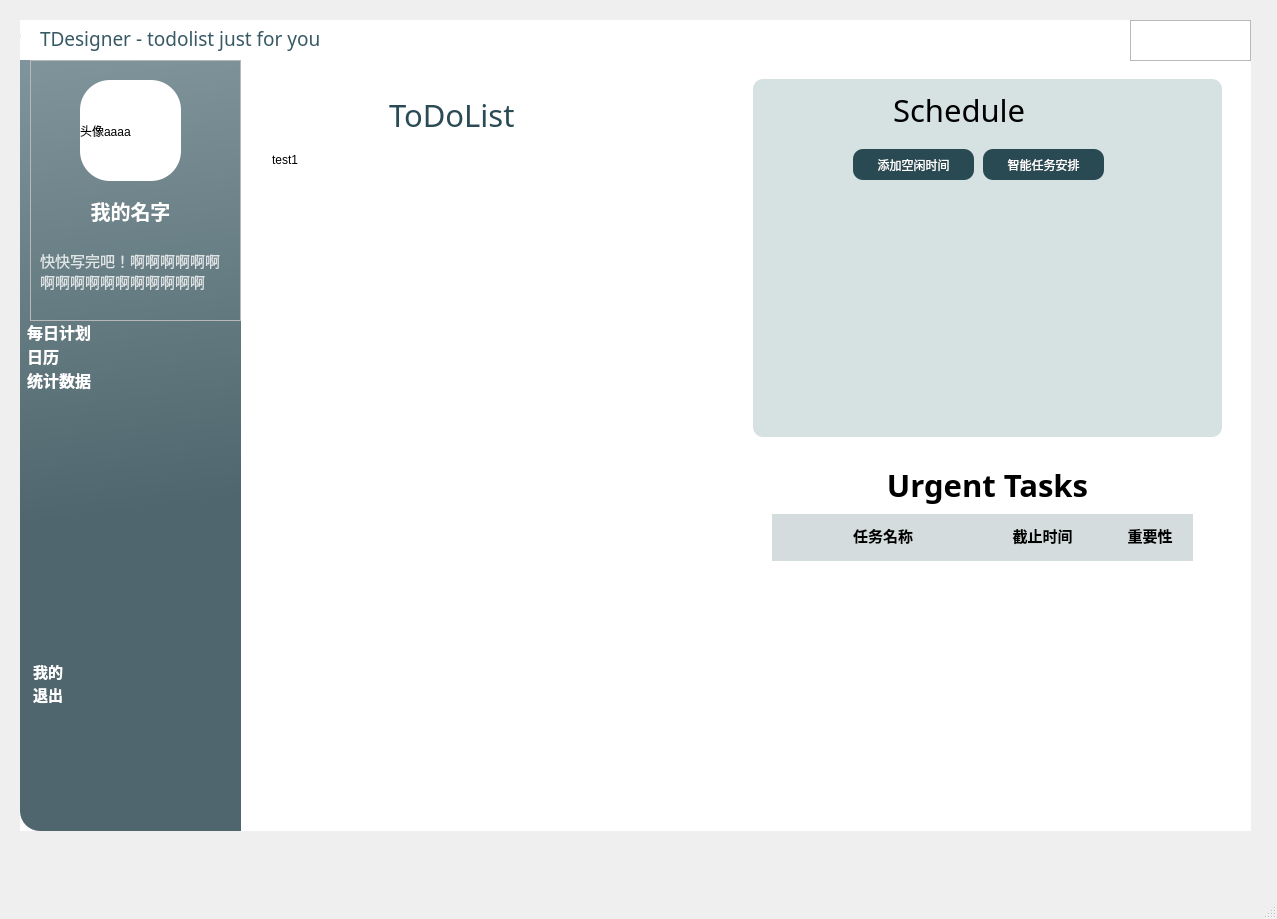
Above: frontend/main_interface.ui from AiDahanwen/BUAA_2024_Python_Project before the change. Below: the same form after it.
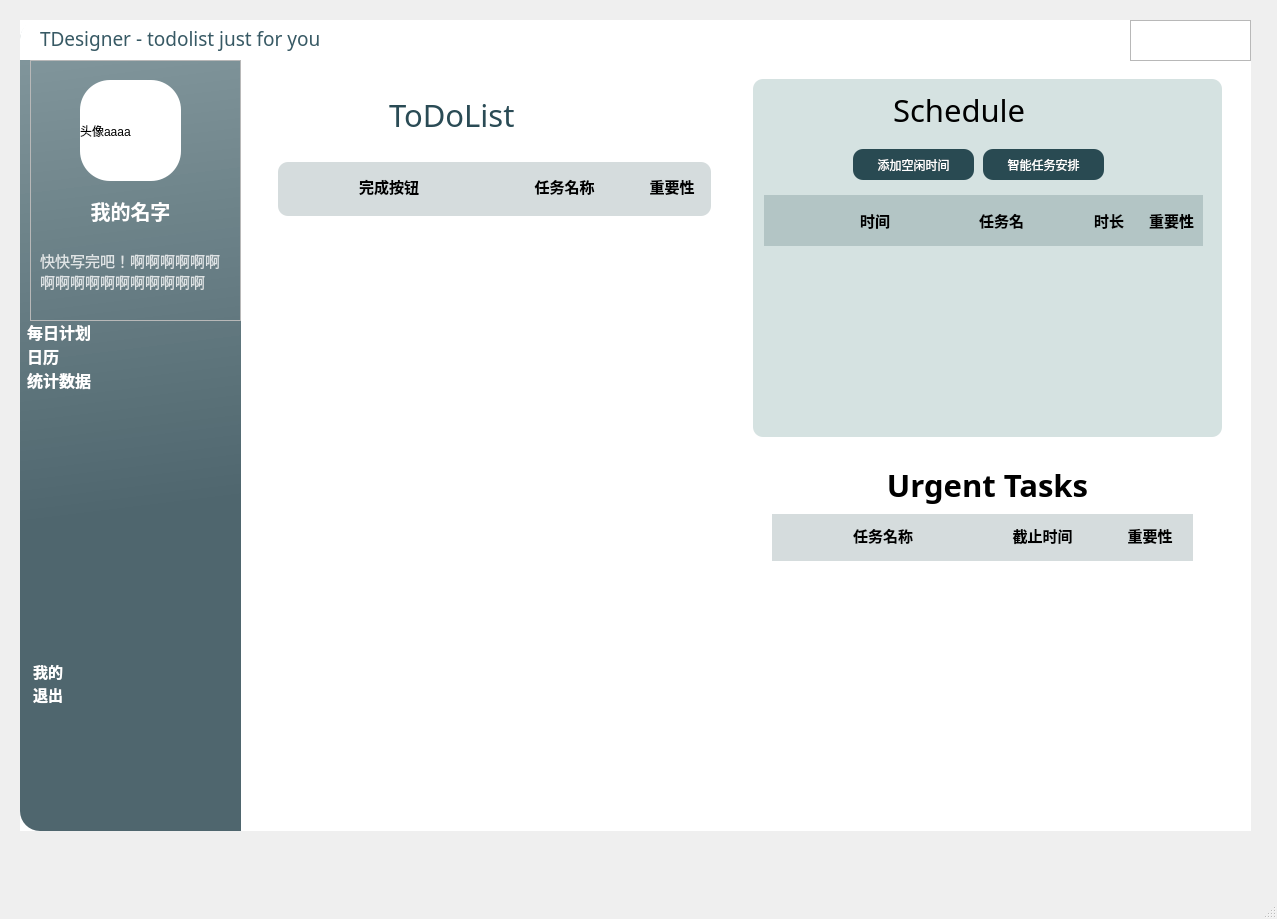
That is the form after the change. Icons and pictures are not drawn.

Commit message: frontend-add title to graph-cuzn

```diff
--- a/frontend/main_interface.ui
+++ b/frontend/main_interface.ui
@@ -339,7 +339,7 @@
                    <x>10</x>
                    <y>74</y>
                    <width>451</width>
-                   <height>621</height>
+                   <height>620</height>
                   </rect>
                  </property>
                  <property name="sizePolicy">
@@ -454,32 +454,156 @@
                      </widget>
                     </widget>
                     <widget class="QWidget" name="page_7">
-                     <layout class="QHBoxLayout" name="horizontalLayout_2">
-                      <property name="spacing">
-                       <number>0</number>
-                      </property>
-                      <property name="leftMargin">
-                       <number>0</number>
-                      </property>
-                      <property name="topMargin">
-                       <number>0</number>
-                      </property>
-                      <property name="rightMargin">
-                       <number>0</number>
-                      </property>
-                      <property name="bottomMargin">
-                       <number>0</number>
-                      </property>
+                     <layout class="QVBoxLayout" name="verticalLayout_6">
+                      <item>
+                       <widget class="QFrame" name="frame_urgent_title_2">
+                        <property name="sizePolicy">
+                         <sizepolicy hsizetype="Preferred" vsizetype="Expanding">
+                          <horstretch>0</horstretch>
+                          <verstretch>1</verstretch>
+                         </sizepolicy>
+                        </property>
+                        <property name="minimumSize">
+                         <size>
+                          <width>421</width>
+                          <height>31</height>
+                         </size>
+                        </property>
+                        <property name="styleSheet">
+                         <string notr="true">QFrame#frame_urgent_title_2{
+background-color: rgba(42, 75, 83, 50);
+}</string>
+                        </property>
+                        <widget class="QLabel" name="label_32">
+                         <property name="geometry">
+                          <rect>
+                           <x>9</x>
+                           <y>10</y>
+                           <width>204</width>
+                           <height>29</height>
+                          </rect>
+                         </property>
+                         <property name="sizePolicy">
+                          <sizepolicy hsizetype="Expanding" vsizetype="Expanding">
+                           <horstretch>3</horstretch>
+                           <verstretch>0</verstretch>
+                          </sizepolicy>
+                         </property>
+                         <property name="minimumSize">
+                          <size>
+                           <width>204</width>
+                           <height>29</height>
+                          </size>
+                         </property>
+                         <property name="maximumSize">
+                          <size>
+                           <width>204</width>
+                           <height>29</height>
+                          </size>
+                         </property>
+                         <property name="font">
+                          <font>
+                           <family>微软雅黑</family>
+                           <pointsize>11</pointsize>
+                           <weight>75</weight>
+                           <bold>true</bold>
+                          </font>
+                         </property>
+                         <property name="text">
+                          <string>完成按钮</string>
+                         </property>
+                         <property name="alignment">
+                          <set>Qt::AlignCenter</set>
+                         </property>
+                        </widget>
+                        <widget class="QLabel" name="label_33">
+                         <property name="geometry">
+                          <rect>
+                           <x>219</x>
+                           <y>9</y>
+                           <width>135</width>
+                           <height>31</height>
+                          </rect>
+                         </property>
+                         <property name="sizePolicy">
+                          <sizepolicy hsizetype="Expanding" vsizetype="Expanding">
+                           <horstretch>2</horstretch>
+                           <verstretch>0</verstretch>
+                          </sizepolicy>
+                         </property>
+                         <property name="minimumSize">
+                          <size>
+                           <width>135</width>
+                           <height>31</height>
+                          </size>
+                         </property>
+                         <property name="font">
+                          <font>
+                           <family>微软雅黑</family>
+                           <pointsize>11</pointsize>
+                           <weight>75</weight>
+                           <bold>true</bold>
+                          </font>
+                         </property>
+                         <property name="styleSheet">
+                          <string notr="true"/>
+                         </property>
+                         <property name="text">
+                          <string>任务名称</string>
+                         </property>
+                         <property name="alignment">
+                          <set>Qt::AlignCenter</set>
+                         </property>
+                        </widget>
+                        <widget class="QLabel" name="label_34">
+                         <property name="geometry">
+                          <rect>
+                           <x>360</x>
+                           <y>9</y>
+                           <width>68</width>
+                           <height>31</height>
+                          </rect>
+                         </property>
+                         <property name="sizePolicy">
+                          <sizepolicy hsizetype="Expanding" vsizetype="Expanding">
+                           <horstretch>1</horstretch>
+                           <verstretch>0</verstretch>
+                          </sizepolicy>
+                         </property>
+                         <property name="minimumSize">
+                          <size>
+                           <width>68</width>
+                           <height>31</height>
+                          </size>
+                         </property>
+                         <property name="font">
+                          <font>
+                           <family>微软雅黑</family>
+                           <pointsize>11</pointsize>
+                           <weight>75</weight>
+                           <bold>true</bold>
+                          </font>
+                         </property>
+                         <property name="text">
+                          <string>重要性</string>
+                         </property>
+                         <property name="alignment">
+                          <set>Qt::AlignCenter</set>
+                         </property>
+                        </widget>
+                       </widget>
+                      </item>
                       <item>
                        <widget class="QListWidget" name="listWidget_todolist">
+                        <property name="sizePolicy">
+                         <sizepolicy hsizetype="Expanding" vsizetype="Expanding">
+                          <horstretch>0</horstretch>
+                          <verstretch>10</verstretch>
+                         </sizepolicy>
+                        </property>
                         <property name="styleSheet">
                          <string notr="true">font: 14pt &quot;微软雅黑&quot;;</string>
                         </property>
-                        <item>
-                         <property name="text">
-                          <string>test1</string>
-                         </property>
-                        </item>
                        </widget>
                       </item>
                      </layout>
@@ -803,18 +927,161 @@
                 </widget>
                </widget>
                <widget class="QWidget" name="page_9">
-                <widget class="QListWidget" name="listWidget_schedule">
+                <widget class="QWidget" name="">
                  <property name="geometry">
                   <rect>
                    <x>10</x>
                    <y>0</y>
-                   <width>451</width>
-                   <height>231</height>
+                   <width>439</width>
+                   <height>249</height>
                   </rect>
                  </property>
-                 <property name="styleSheet">
-                  <string notr="true">border:none;</string>
-                 </property>
+                 <layout class="QVBoxLayout" name="verticalLayout_12">
+                  <item>
+                   <widget class="QFrame" name="frame_urgent_title_3">
+                    <property name="minimumSize">
+                     <size>
+                      <width>421</width>
+                      <height>31</height>
+                     </size>
+                    </property>
+                    <property name="styleSheet">
+                     <string notr="true">QFrame#frame_urgent_title_3{
+background-color: rgba(42, 75, 83, 50);
+}</string>
+                    </property>
+                    <layout class="QHBoxLayout" name="horizontalLayout_9">
+                     <item>
+                      <widget class="QLabel" name="label_35">
+                       <property name="sizePolicy">
+                        <sizepolicy hsizetype="Expanding" vsizetype="Expanding">
+                         <horstretch>3</horstretch>
+                         <verstretch>0</verstretch>
+                        </sizepolicy>
+                       </property>
+                       <property name="minimumSize">
+                        <size>
+                         <width>204</width>
+                         <height>29</height>
+                        </size>
+                       </property>
+                       <property name="maximumSize">
+                        <size>
+                         <width>204</width>
+                         <height>29</height>
+                        </size>
+                       </property>
+                       <property name="font">
+                        <font>
+                         <family>微软雅黑</family>
+                         <pointsize>11</pointsize>
+                         <weight>75</weight>
+                         <bold>true</bold>
+                        </font>
+                       </property>
+                       <property name="text">
+                        <string>时间</string>
+                       </property>
+                       <property name="alignment">
+                        <set>Qt::AlignCenter</set>
+                       </property>
+                      </widget>
+                     </item>
+                     <item>
+                      <widget class="QLabel" name="label_36">
+                       <property name="sizePolicy">
+                        <sizepolicy hsizetype="Expanding" vsizetype="Expanding">
+                         <horstretch>2</horstretch>
+                         <verstretch>0</verstretch>
+                        </sizepolicy>
+                       </property>
+                       <property name="minimumSize">
+                        <size>
+                         <width>135</width>
+                         <height>31</height>
+                        </size>
+                       </property>
+                       <property name="font">
+                        <font>
+                         <family>微软雅黑</family>
+                         <pointsize>11</pointsize>
+                         <weight>75</weight>
+                         <bold>true</bold>
+                        </font>
+                       </property>
+                       <property name="styleSheet">
+                        <string notr="true"/>
+                       </property>
+                       <property name="text">
+                        <string>任务名</string>
+                       </property>
+                       <property name="alignment">
+                        <set>Qt::AlignCenter</set>
+                       </property>
+                      </widget>
+                     </item>
+                     <item>
+                      <widget class="QLabel" name="label_37">
+                       <property name="sizePolicy">
+                        <sizepolicy hsizetype="Expanding" vsizetype="Expanding">
+                         <horstretch>1</horstretch>
+                         <verstretch>0</verstretch>
+                        </sizepolicy>
+                       </property>
+                       <property name="minimumSize">
+                        <size>
+                         <width>68</width>
+                         <height>31</height>
+                        </size>
+                       </property>
+                       <property name="font">
+                        <font>
+                         <family>微软雅黑</family>
+                         <pointsize>11</pointsize>
+                         <weight>75</weight>
+                         <bold>true</bold>
+                        </font>
+                       </property>
+                       <property name="text">
+                        <string>时长</string>
+                       </property>
+                       <property name="alignment">
+                        <set>Qt::AlignCenter</set>
+                       </property>
+                      </widget>
+                     </item>
+                     <item>
+                      <widget class="QLabel" name="label_38">
+                       <property name="sizePolicy">
+                        <sizepolicy hsizetype="Preferred" vsizetype="Preferred">
+                         <horstretch>1</horstretch>
+                         <verstretch>0</verstretch>
+                        </sizepolicy>
+                       </property>
+                       <property name="font">
+                        <font>
+                         <family>微软雅黑</family>
+                         <pointsize>11</pointsize>
+                         <weight>75</weight>
+                         <bold>true</bold>
+                        </font>
+                       </property>
+                       <property name="text">
+                        <string>重要性</string>
+                       </property>
+                      </widget>
+                     </item>
+                    </layout>
+                   </widget>
+                  </item>
+                  <item>
+                   <widget class="QListWidget" name="listWidget_schedule">
+                    <property name="styleSheet">
+                     <string notr="true">border:none;</string>
+                    </property>
+                   </widget>
+                  </item>
+                 </layout>
                 </widget>
                </widget>
                <widget class="QWidget" name="page_13">
```
The commit also changes 1 other file.
